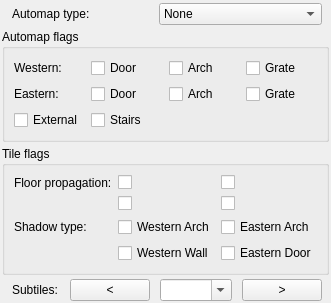
This is source/leveltabtilewidget.ui in pionere/d1-graphics-tool as Qt 5 draws it before an edit. The edited form follows.
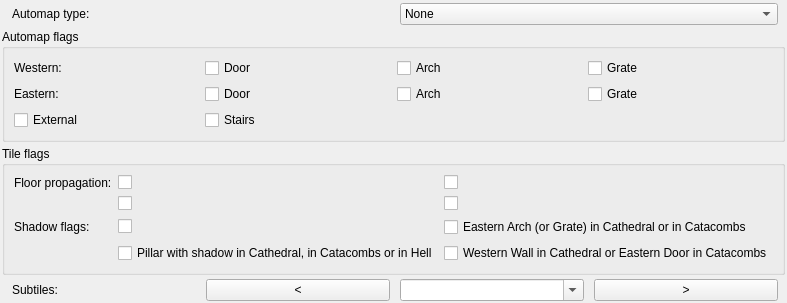
This is the edited form.

The edit to the form file:
```diff
--- a/source/leveltabtilewidget.ui
+++ b/source/leveltabtilewidget.ui
@@ -238,35 +238,35 @@
       <item row="3" column="0">
        <widget class="QLabel">
         <property name="text">
-         <string>Shadow type:</string>
+         <string>Shadow flags:</string>
         </property>
        </widget>
       </item>
       <item row="3" column="1">
-       <widget class="QCheckBox" name="titFArch0">
-        <property name="text">
-         <string>Western Arch</string>
+       <widget class="QCheckBox" name="tlaS00">
+        <property name="toolTip">
+         <string>Western Arch (or Grate) in Cathedral or in Catacombs</string>
         </property>
        </widget>
       </item>
       <item row="3" column="2">
        <widget class="QCheckBox" name="titFArch1">
         <property name="text">
-         <string>Eastern Arch</string>
+         <string>Eastern Arch (or Grate) in Cathedral or in Catacombs</string>
         </property>
        </widget>
       </item>
       <item row="4" column="1">
        <widget class="QCheckBox" name="titFWall">
         <property name="text">
-         <string>Western Wall</string>
+         <string>Pillar with shadow in Cathedral, in Catacombs or in Hell</string>
         </property>
        </widget>
       </item>
       <item row="4" column="2">
        <widget class="QCheckBox" name="titFDoor">
         <property name="text">
-         <string>Eastern Door</string>
+         <string>Western Wall in Cathedral or Eastern Door in Catacombs</string>
         </property>
        </widget>
       </item>
```
Left out of the diff: 14 changed lines with no effect on the pictures.
